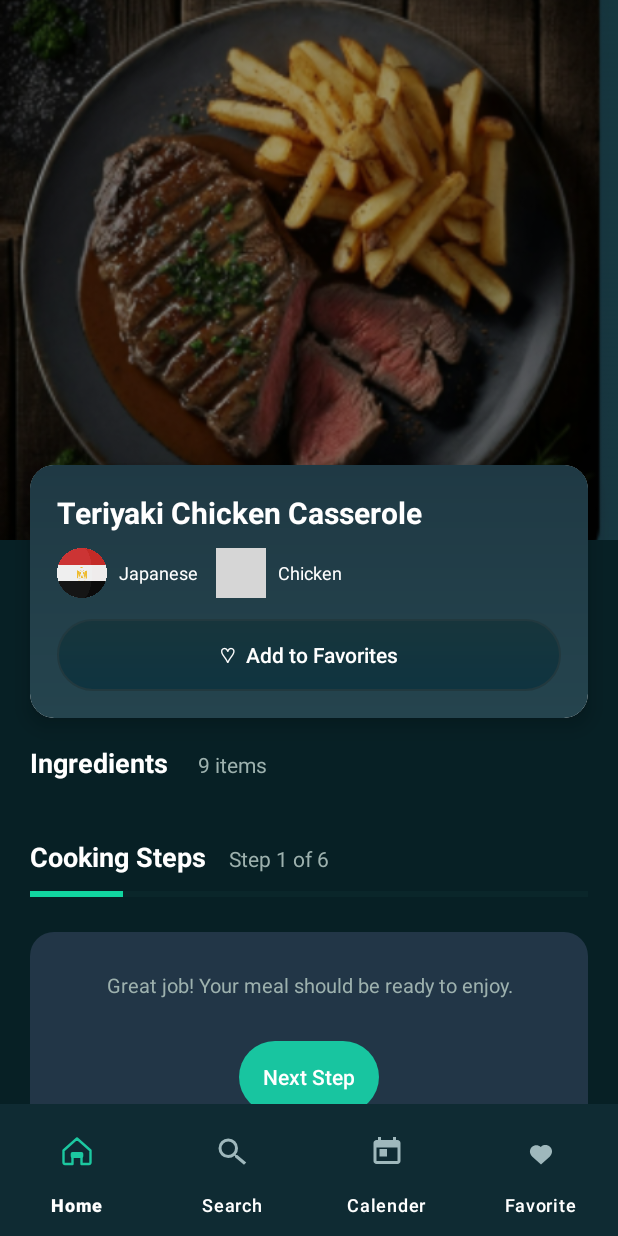
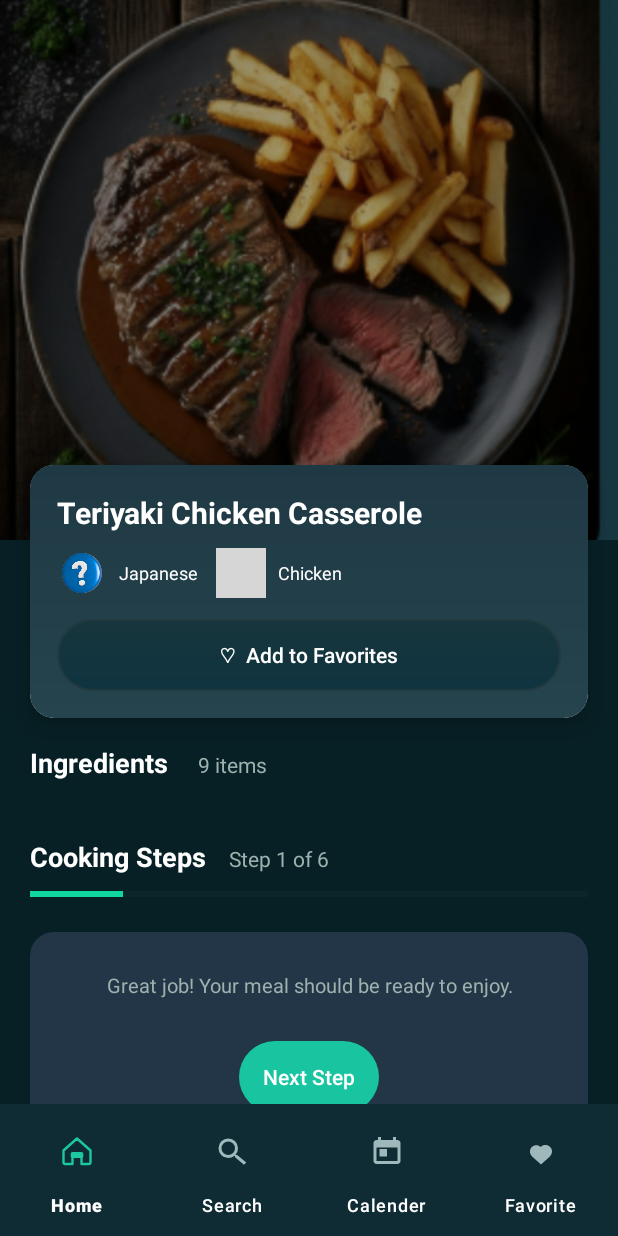
Before and after one commit to AbdelrhmanEmadMarouf/smart-food-planner, an Android app built with Jetpack Compose: the fragment Details_Meal_Fragment placed in its activity, on a phone screen of 412 x 824 dp. Run offline under Robolectric (Android 15) with nearby library versions, the phone set to English and light mode, and no system bars; our stand-ins replace Room's generated code, livedata-compose; pictures from the network do not load; grey boxes are pictures that could not be loaded.

Commit message:
here i'm Abdelrhman and i fixed some bugs in our app

```diff
--- a/app/src/main/java/com/example/smart_food_planner/ui/Search.kt
+++ b/app/src/main/java/com/example/smart_food_planner/ui/Search.kt
@@ -143,7 +143,7 @@ class Search : Fragment() {
 
     private fun loadFragment(fragment: Fragment) {
         childFragmentManager.beginTransaction()
-            .add(R.id.fragmentContainerView, fragment)
+            .replace(R.id.fragmentContainerView, fragment)
             .commit()
     }
 
--- a/app/src/main/java/com/example/smart_food_planner/ui/adapters/Category_Names_Adapter.kt
+++ b/app/src/main/java/com/example/smart_food_planner/ui/adapters/Category_Names_Adapter.kt
@@ -61,7 +61,7 @@ class Category_Names_Adapter(
                 val activity = holder.itemView.context as? AppCompatActivity
                 activity?.supportFragmentManager
                     ?.beginTransaction()
-                    ?.replace(R.id.container, fragment)
+                    ?.add(R.id.container, fragment)
                     ?.addToBackStack(null)
                     ?.commit()
             }
--- a/app/src/main/res/layout/fragment_details__meal_.xml
+++ b/app/src/main/res/layout/fragment_details__meal_.xml
@@ -90,7 +90,7 @@
                             android:layout_height="33dp"
                             android:layout_marginEnd="8dp"
                             android:contentDescription="country icon"
-                            android:src="@drawable/egyptian_icon"
+                            android:src="@drawable/unknown_flage"
                             app:tint="@null" />
 
                         <TextView
@@ -147,7 +147,9 @@
                     android:text="♡  Add to Favorites"
                     android:textAllCaps="false"
                     android:textColor="@color/fav_text_color"
-                    android:textSize="14sp" />
+                    android:textSize="14sp"
+                    android:enabled="false" />
+
 
             </LinearLayout>
         </androidx.cardview.widget.CardView>
```
Also changed, not shown: app/src/main/java/com/example/smart_food_planner/ui/Details_Meal_Fragment.kt (+9 -1 lines), app/src/main/res/drawable/unknown_flage.png (added).
